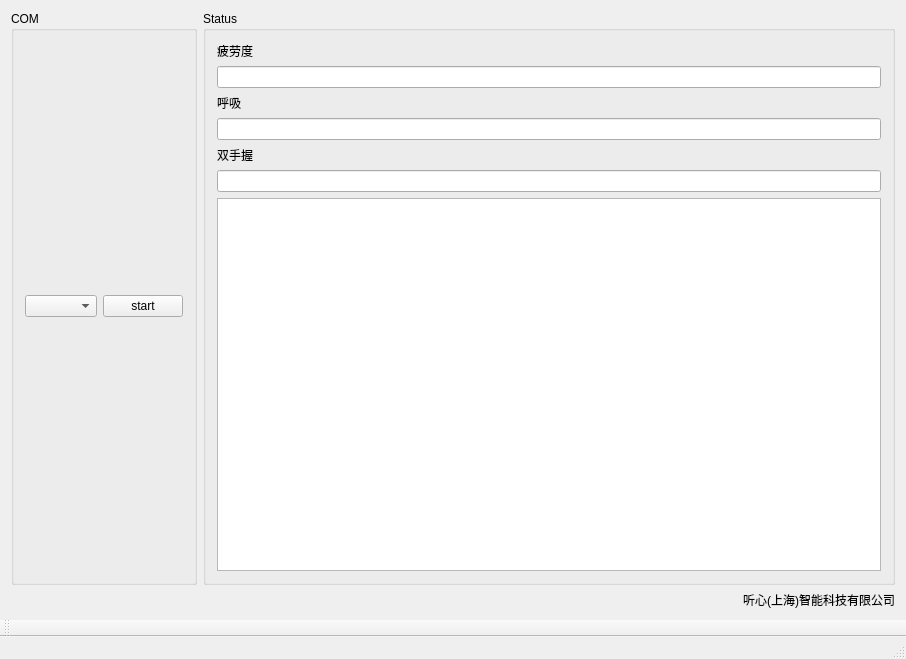
This is QtApp/QtApp.ui in countrymarmot/ecgChart as Qt 5 draws it before an edit. The edited form follows.
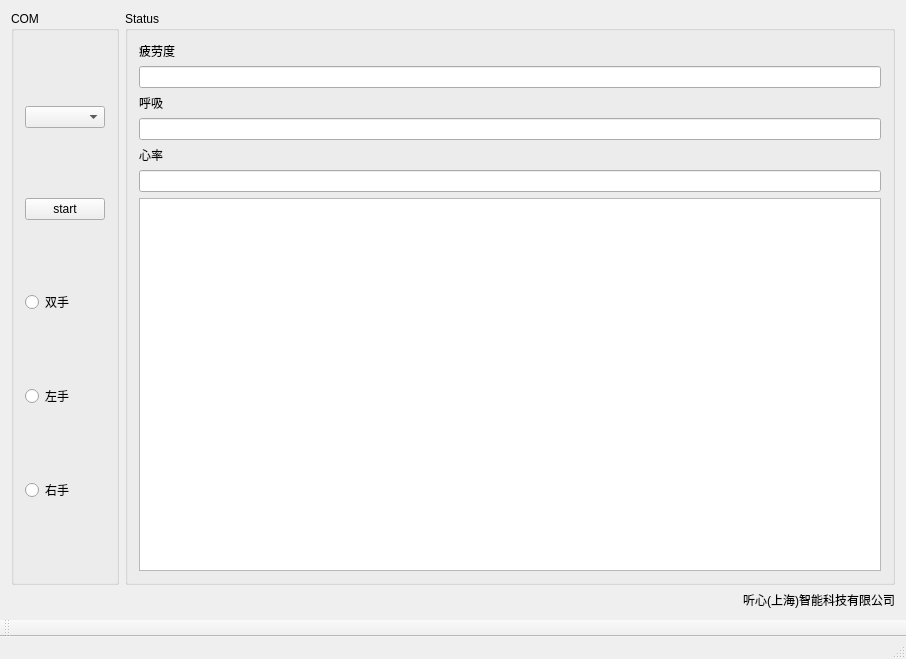
This is the edited form.

Patch:
```diff
--- a/QtApp/QtApp.ui
+++ b/QtApp/QtApp.ui
@@ -22,7 +22,7 @@
         <property name="title">
          <string>COM</string>
         </property>
-        <layout class="QHBoxLayout" name="horizontalLayout_3">
+        <layout class="QVBoxLayout" name="verticalLayout_3">
          <item>
           <widget class="QComboBox" name="COMComboBox"/>
          </item>
@@ -33,6 +33,27 @@
            </property>
           </widget>
          </item>
+         <item>
+          <widget class="QRadioButton" name="radioButton_both">
+           <property name="text">
+            <string>双手</string>
+           </property>
+          </widget>
+         </item>
+         <item>
+          <widget class="QRadioButton" name="radioButton_left">
+           <property name="text">
+            <string>左手</string>
+           </property>
+          </widget>
+         </item>
+         <item>
+          <widget class="QRadioButton" name="radioButton_right">
+           <property name="text">
+            <string>右手</string>
+           </property>
+          </widget>
+         </item>
         </layout>
        </widget>
       </item>
@@ -69,7 +90,7 @@
          <item>
           <widget class="QLabel" name="HandsStatusLabel">
            <property name="text">
-            <string>双手握</string>
+            <string>心率</string>
            </property>
           </widget>
          </item>
```
Left out of the diff: 2 changed lines with no effect on the pictures.
